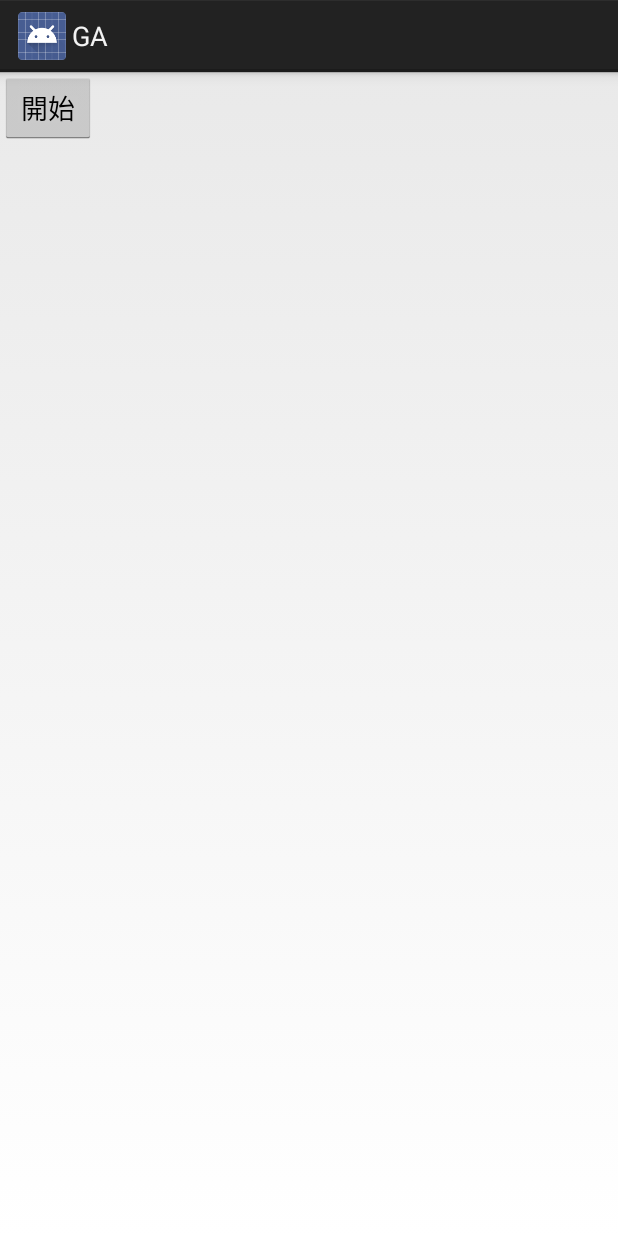
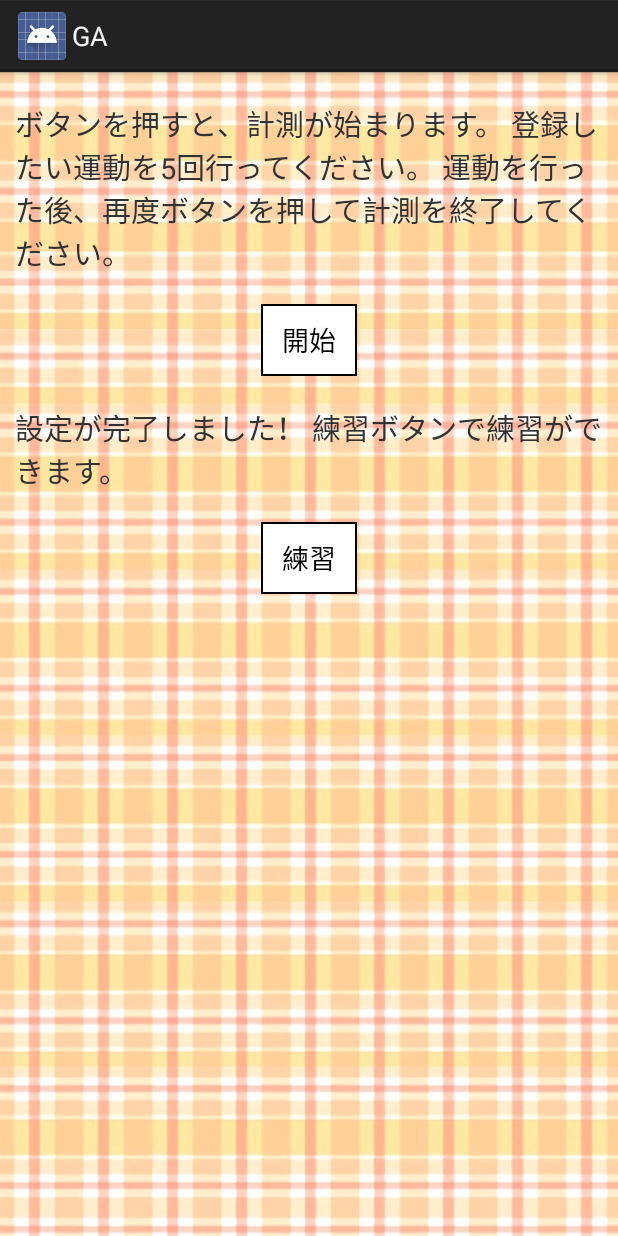
Before and after one commit to takoika0601/HealthCareManagement, an Android app: the GA screen opened directly, with no data from a screen before it, after a tap on "停止", on a phone screen of 412 x 824 dp. Run offline under Robolectric (Android 15) with nearby library versions, the light colour scheme and no system bars; 58 statements that could not run were skipped; 1 other tap on this screen came first.

Commit message:
運動の追加画面レイアウト変更

```diff
--- a/app/src/main/java/jp/co/akiguchilab/healthcaremanagement/geneticalgorithm/GA.java
+++ b/app/src/main/java/jp/co/akiguchilab/healthcaremanagement/geneticalgorithm/GA.java
@@ -1,15 +1,19 @@
 package jp.co.akiguchilab.healthcaremanagement.geneticalgorithm;
 
 import android.app.Activity;
+import android.app.ProgressDialog;
 import android.hardware.Sensor;
 import android.hardware.SensorEvent;
 import android.hardware.SensorEventListener;
 import android.hardware.SensorManager;
 import android.os.Bundle;
 import android.os.Environment;
+import android.os.Handler;
+import android.os.Message;
 import android.view.View;
 import android.view.View.OnClickListener;
 import android.widget.Button;
+import android.widget.LinearLayout;
 
 import java.io.BufferedWriter;
 import java.io.File;
@@ -26,7 +30,9 @@ import jp.co.akiguchilab.healthcaremanagement.R;
 /**
  * Created by i09324 on 2014/08/28.
  */
-public class GA extends Activity implements SensorEventListener, OnClickListener {
+public class GA extends Activity implements SensorEventListener, OnClickListener, Runnable {
+    private static ProgressDialog waitDialog;
+
     private static int ACCELEROMETER_X = 0;
     private static int ACCELEROMETER_Y = 1;
     private static int ACCELEROMETER_Z = 2;
@@ -35,6 +41,7 @@ public class GA extends Activity implements SensorEventListener, OnClickListener
 
     private SensorManager manager;
     private ArrayList<AccelerometerData> accelerometer = new ArrayList<AccelerometerData>();
+    private Thread thread;
 
     private GeneticAlgorithm GA = new GeneticAlgorithm();
 
@@ -44,8 +51,13 @@ public class GA extends Activity implements SensorEventListener, OnClickListener
         setContentView(R.layout.genetic_layout);
 
         manager = (SensorManager) getSystemService(SENSOR_SERVICE);
-        Button OnOff = (Button) findViewById(R.id.genetic_button);
+        LinearLayout layout = (LinearLayout) findViewById(R.id.genetic_linearLayout_afterRun);
+        Button OnOff = (Button) findViewById(R.id.genetic_run_button);
+        Button practice = (Button) findViewById(R.id.genetic_practice_button);
+
+        layout.setVisibility(View.INVISIBLE);
         OnOff.setOnClickListener(this);
+        practice.setOnClickListener(this);
     }
 
     @Override
@@ -59,10 +71,9 @@ public class GA extends Activity implements SensorEventListener, OnClickListener
         disableSensor();
     }
 
-
     @Override
     public void onClick(View v) {
-        Button OnOff = (Button) findViewById(R.id.genetic_button);
+        Button OnOff = (Button) findViewById(R.id.genetic_run_button);
 
         if (!SENSOR_ON_FLAG) {
             enableSensor();
@@ -71,65 +82,18 @@ public class GA extends Activity implements SensorEventListener, OnClickListener
             disableSensor();
             OnOff.setText("開始");
 
-            Thread thread = new Thread(new Runnable() {
-                @Override
-                public void run() {
-                    File sdcard_path = new File(Environment.getExternalStorageDirectory().getPath() + "/HealthCare");
-                    Date date = new Date();
-                    SimpleDateFormat dateFormat = new SimpleDateFormat("yyyyMMdd_HHmmss");
+            showProgressDialog();
+        }
+    }
 
-                    String Fs = File.separator;
+    private void showProgressDialog() {
+        waitDialog = new ProgressDialog(this);
+        waitDialog.setMessage("設定中...");
+        waitDialog.setProgressStyle(ProgressDialog.STYLE_SPINNER);
+        waitDialog.show();
 
-                    String filePathx = sdcard_path + Fs + "GA" + dateFormat.format(date) + "x.txt";
-                    String filePathy = sdcard_path + Fs + "GA" + dateFormat.format(date) + "y.txt";
-                    String filePathz = sdcard_path + Fs + "GA" + dateFormat.format(date) + "z.txt";
-                    if (!sdcard_path.exists()) {
-                        sdcard_path.mkdir();
-                    }
-
-                    try {
-                        BufferedWriter bwx = new BufferedWriter(
-                                new OutputStreamWriter(
-                                        new FileOutputStream(filePathx, false), "UTF-8")
-                        );
-                        BufferedWriter bwy = new BufferedWriter(
-                                new OutputStreamWriter(
-                                        new FileOutputStream(filePathy, false), "UTF-8")
-                        );
-                        BufferedWriter bwz = new BufferedWriter(
-                                new OutputStreamWriter(
-                                        new FileOutputStream(filePathz, false), "UTF-8")
-                        );
-
-                        for (int i = 0; i < accelerometer.size(); i++) {
-                            bwx.write(accelerometer.get(i).getAccelerometer_x() + "");
-                            bwx.newLine();
-                            bwy.write(accelerometer.get(i).getAccelerometer_y() + "");
-                            bwy.newLine();
-                            bwz.write(accelerometer.get(i).getAccelerometer_z() + "");
-                            bwz.newLine();
-                        }
-                        bwx.flush();
-                        bwx.close();
-                        bwy.flush();
-                        bwy.close();
-                        bwz.flush();
-                        bwz.close();
-                    } catch (IOException e) {
-                        e.printStackTrace();
-                    }
-                }
-            });
-            thread.start();
-
-            Thread GAThread = new Thread(new Runnable() {
-                @Override
-                public void run() {
-                    GA.start(accelerometer);
-                }
-            });
-            GAThread.start();
-        }
+        thread = new Thread(this);
+        thread.start();
     }
 
     private void enableSensor() {
@@ -147,6 +111,53 @@ public class GA extends Activity implements SensorEventListener, OnClickListener
     }
 
     @Override
+    public void run() {
+        try {
+            File sdcard_path = new File(Environment.getExternalStorageDirectory().getPath() + "/HealthCare");
+            Date date = new Date();
+            SimpleDateFormat dateFormat = new SimpleDateFormat("yyyyMMdd_HHmmss");
+
+            String Fs = File.separator;
+
+            String filePath = sdcard_path + Fs + "activity_" + dateFormat.format(date);
+
+            if (!sdcard_path.exists()) {
+                sdcard_path.mkdir();
+            }
+
+            BufferedWriter bw = new BufferedWriter(
+                    new OutputStreamWriter(
+                            new FileOutputStream(filePath, false), "UTF-8")
+            );
+
+            for (int i = 0; i < accelerometer.size(); i++) {
+                bw.write(accelerometer.get(i).getAccelerometer_x() + ",");
+                bw.write(accelerometer.get(i).getAccelerometer_y() + ",");
+                bw.write(accelerometer.get(i).getAccelerometer_z() + "");
+                bw.newLine();
+            }
+            bw.flush();
+            bw.close();
+
+            GA.start(accelerometer);
+        } catch (IOException e) {
+            e.printStackTrace();
+        }
+
+        waitDialog.dismiss();
+        this.handler.sendEmptyMessage(0);
+    }
+
+    private Handler handler = new Handler() {
+        public void handleMessage(Message msg) {
+            LinearLayout layout = (LinearLayout) findViewById(R.id.genetic_linearLayout_afterRun);
+            layout.setVisibility(View.VISIBLE);
+
+        }
+
+    };
+
+    @Override
     public void onSensorChanged(SensorEvent event) {
         if (event.sensor.getType() == Sensor.TYPE_ACCELEROMETER) {
             AccelerometerData data = new AccelerometerData();
--- a/app/src/main/java/jp/co/akiguchilab/healthcaremanagement/geneticalgorithm/GeneticAlgorithm.java
+++ b/app/src/main/java/jp/co/akiguchilab/healthcaremanagement/geneticalgorithm/GeneticAlgorithm.java
@@ -28,10 +28,6 @@ public class GeneticAlgorithm {
     private static int CROSS = 75;
     // 突然変異率
     private static int MUTATION = 5;
-    // 生成する閾値の数（x_min x_max, y_min y_max, z_min z_max）
-    private static int VALUE = 6;
-    // 遺伝子に格納する変数の数 (xmin, xmax, ymin, ymax, zmin, zmax, xwidth, ywidth, zwidth, allwidth)
-    private static int INN = 10;
 
     private float x_max_value;
     private float x_min_value;
@@ -70,7 +66,7 @@ public class GeneticAlgorithm {
             }
             elite = datas.get(0).clone();
 
-            WriteElite(elite);
+            // WriteElite(elite);
 
             select();
 
@@ -416,6 +412,7 @@ public class GeneticAlgorithm {
         }
     }
 
+    /*
     private void WriteElite(ThresholdData elite) {
         String elitepath = folderpath + File.separator + "elite.csv";
         float average = 0.0f;
@@ -444,4 +441,5 @@ public class GeneticAlgorithm {
             e.printStackTrace();
         }
     }
+    */
 }
--- /dev/null
+++ b/app/src/main/res/drawable/button_frame.xml
@@ -0,0 +1,14 @@
+<?xml version="1.0" encoding="utf-8"?>
+<selector xmlns:android="http://schemas.android.com/apk/res/android">
+    <item android:state_pressed="false">
+        <shape
+            xmlns:android="http://schemas.android.com/apk/res/android"
+            android:shape="rectangle">
+            <solid
+                android:color="@android:color/white"/>
+            <stroke
+                android:width="1dp"
+                android:color="@android:color/black"/>
+        </shape>
+    </item>
+</selector>
--- a/app/src/main/res/layout/activity_setting_view.xml
+++ b/app/src/main/res/layout/activity_setting_view.xml
@@ -6,7 +6,7 @@
                 android:paddingRight="@dimen/activity_horizontal_margin"
                 android:paddingTop="@dimen/activity_vertical_margin"
                 android:paddingBottom="@dimen/activity_vertical_margin"
-                android:background="@drawable/o"
+                android:background="@drawable/genetic_wall"
                 tools:context="co.jp.trainingtest.SettingViewActivity">
 
     <LinearLayout
--- a/app/src/main/res/layout/activity_training.xml
+++ b/app/src/main/res/layout/activity_training.xml
@@ -7,7 +7,7 @@
                 android:paddingTop="@dimen/activity_vertical_margin"
                 android:paddingBottom="@dimen/activity_vertical_margin"
                 tools:context=".MainActivity"
-                android:background="@drawable/o">
+                android:background="@drawable/genetic_wall">
 
     <RelativeLayout
         android:id="@+id/relativeLayout1"
--- a/app/src/main/res/layout/genetic_layout.xml
+++ b/app/src/main/res/layout/genetic_layout.xml
@@ -3,12 +3,57 @@
 <LinearLayout xmlns:android="http://schemas.android.com/apk/res/android"
               android:orientation="vertical"
               android:layout_width="match_parent"
-              android:layout_height="match_parent">
+              android:layout_height="match_parent"
+              android:background="@drawable/genetic_wall">
+
+    <TextView
+        android:layout_width="match_parent"
+        android:layout_height="wrap_content"
+        android:layout_gravity="center"
+        android:layout_marginTop="20dp"
+        android:layout_marginBottom="20dp"
+        android:layout_marginLeft="10dp"
+        android:layout_marginRight="10dp"
+        android:text="ボタンを押すと、計測が始まります。
+登録したい運動を5回行ってください。
+運動を行った後、再度ボタンを押して計測を終了してください。"
+        android:textSize="19dp"/>
+
 
     <Button
-        android:id="@+id/genetic_button"
+        android:id="@+id/genetic_run_button"
         android:layout_width="wrap_content"
         android:layout_height="wrap_content"
-        android:text="開始"/>
+        android:layout_gravity="center"
+        android:text="開始"
+        android:background="@drawable/button_frame"/>
+
+    <LinearLayout
+        android:id="@+id/genetic_linearLayout_afterRun"
+        android:layout_width="match_parent"
+        android:layout_height="wrap_content"
+        android:orientation="vertical">
+
+        <TextView
+            android:layout_width="match_parent"
+            android:layout_height="wrap_content"
+            android:layout_gravity="center"
+            android:layout_marginTop="20dp"
+            android:layout_marginBottom="20dp"
+            android:layout_marginLeft="10dp"
+            android:layout_marginRight="10dp"
+            android:text="設定が完了しました！
+練習ボタンで練習ができます。"
+            android:textSize="19dp"/>
+
+        <Button
+            android:id="@+id/genetic_practice_button"
+            android:layout_width="wrap_content"
+            android:layout_height="wrap_content"
+            android:layout_gravity="center"
+            android:text="練習"
+            android:background="@drawable/button_frame"/>
+        </LinearLayout>
+
 
 </LinearLayout>
--- a/app/src/main/res/layout/trainingsetting.xml
+++ b/app/src/main/res/layout/trainingsetting.xml
@@ -3,7 +3,7 @@
 <RelativeLayout xmlns:android="http://schemas.android.com/apk/res/android"
                 android:layout_width="match_parent"
                 android:layout_height="match_parent"
-                android:background="@drawable/o">
+                android:background="@drawable/genetic_wall">
 
     <RelativeLayout
         android:id="@+id/relativeLayout3"
```
Also changed, not shown: app/src/main/res/drawable-xhdpi/genetic_wall.jpg (renamed from app/src/main/res/drawable-xhdpi/o.jpg), 2 other files.
